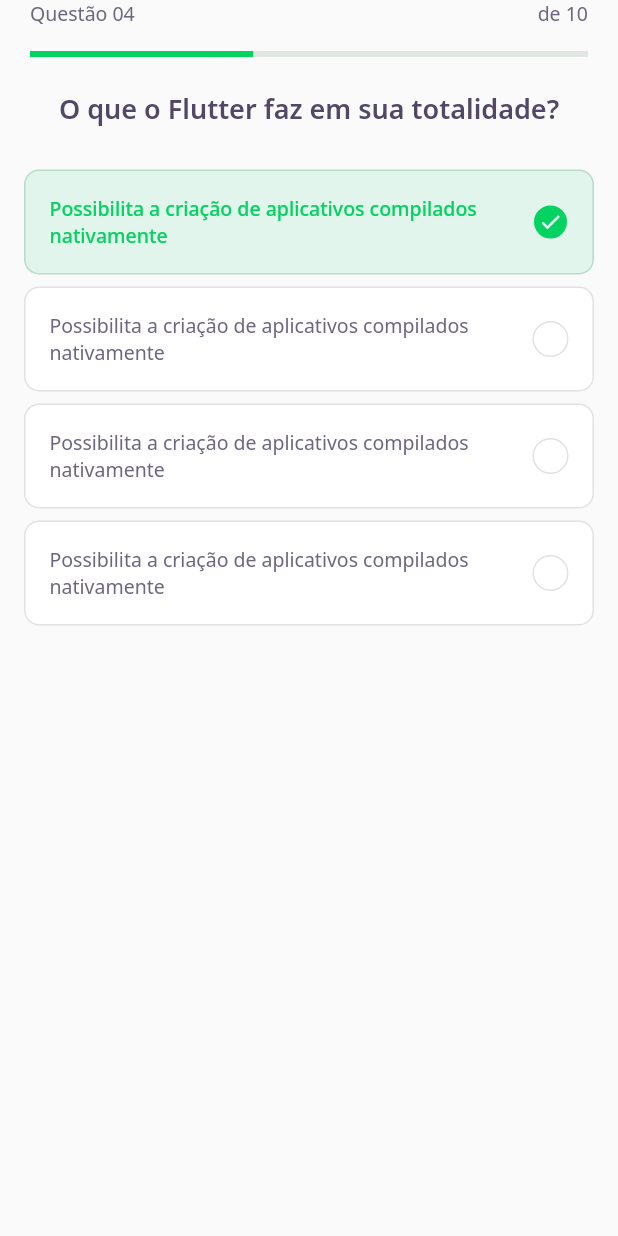
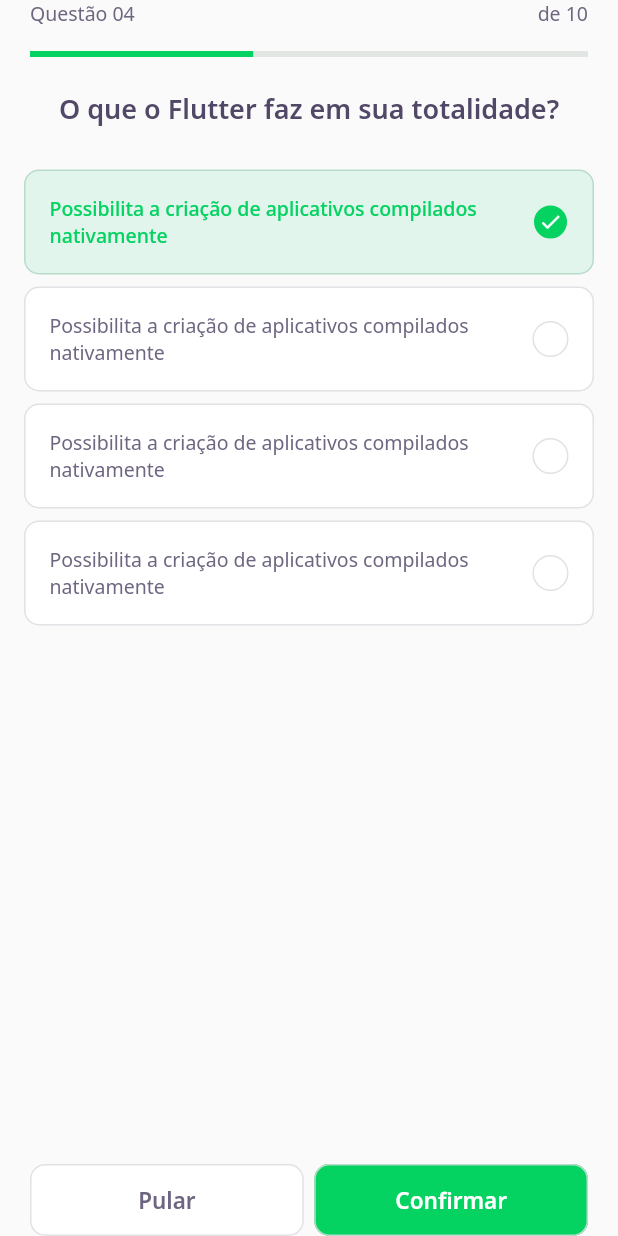
Before and after one commit to EdsonCandido73/devquiz, a Flutter app: the ChallengePage screen opened directly, on a phone screen of 412 x 824 dp. Run offline on Flutter 3.47's test engine with Material 2 defaults, Android fonts, the phone set to English and light mode, and no system bars; our stand-ins replace google_fonts; accounts and stored records are empty.

Commit message:
Configurando botões da challenge_page

```diff
--- a/lib/challenge/challenge_page.dart
+++ b/lib/challenge/challenge_page.dart
@@ -1,3 +1,4 @@
+import 'package:DevQuiz/challenge/widgets/next_button/next_button_widget.dart';
 import 'package:DevQuiz/challenge/widgets/question_indicator/question_indicator_widget.dart';
 import 'package:DevQuiz/challenge/widgets/quiz/quiz_widget.dart';
 import 'package:flutter/material.dart';
@@ -17,7 +18,25 @@ class _ChallengePageState extends State<ChallengePage> {
         preferredSize: Size.fromHeight(60),
         child: SafeArea(top: true, child: QuestionIndicatorWidget()),
       ),
-      body: QuizWidget(title: "O que o Flutter faz em sua totalidade?"),
+      body: QuizWidget(
+        title: "O que o Flutter faz em sua totalidade?",
+      ),
+      bottomNavigationBar: SafeArea(
+        bottom: true,
+        child: Padding(
+          padding: const EdgeInsets.symmetric(horizontal: 20),
+          child: Row(
+            mainAxisAlignment: MainAxisAlignment.spaceEvenly,
+            children: [
+              Expanded(child: NextButtonWidget.white(label: "Pular")),
+              SizedBox(
+                width: 7,
+              ),
+              Expanded(child: NextButtonWidget.green(label: "Confirmar")),
+            ],
+          ),
+        ),
+      ),
     );
   }
 }
--- /dev/null
+++ b/lib/challenge/widgets/next_button/next_button_widget.dart
@@ -0,0 +1,55 @@
+import 'package:DevQuiz/core/core.dart';
+import 'package:flutter/material.dart';
+import 'package:google_fonts/google_fonts.dart';
+
+class NextButtonWidget extends StatelessWidget {
+  final String label;
+  final Color backgroundColor;
+  final Color fontColor;
+  final Color borderColor;
+  NextButtonWidget({
+    required this.label,
+    required this.backgroundColor,
+    required this.fontColor,
+    required this.borderColor,
+  });
+
+  NextButtonWidget.green({required String label})
+      : this.backgroundColor = AppColors.darkGreen,
+        this.fontColor = AppColors.white,
+        this.borderColor = AppColors.green,
+        this.label = label;
+
+  NextButtonWidget.white({required String label})
+      : this.backgroundColor = AppColors.white,
+        this.fontColor = AppColors.grey,
+        this.borderColor = AppColors.border,
+        this.label = label;
+
+  @override
+  Widget build(BuildContext context) {
+    return Container(
+      height: 48,
+      child: TextButton(
+        style: ButtonStyle(
+            backgroundColor: MaterialStateProperty.all(
+              backgroundColor,
+            ),
+            shape: MaterialStateProperty.all(RoundedRectangleBorder(
+                borderRadius: BorderRadius.circular(10))),
+            side: MaterialStateProperty.all(BorderSide(
+              color: borderColor,
+            ))),
+        onPressed: () {},
+        child: Text(
+          label,
+          style: GoogleFonts.notoSans(
+            fontWeight: FontWeight.w600,
+            fontSize: 15,
+            color: fontColor,
+          ),
+        ),
+      ),
+    );
+  }
+}
--- a/lib/core/app_widget.dart
+++ b/lib/core/app_widget.dart
@@ -8,7 +8,7 @@ class AppWidget extends StatelessWidget {
   Widget build(BuildContext context) {
     return MaterialApp(
       title: "DevQuiz",
-      home: HomePage(),
+      home: ChallengePage(),
     );
   }
 }
```
